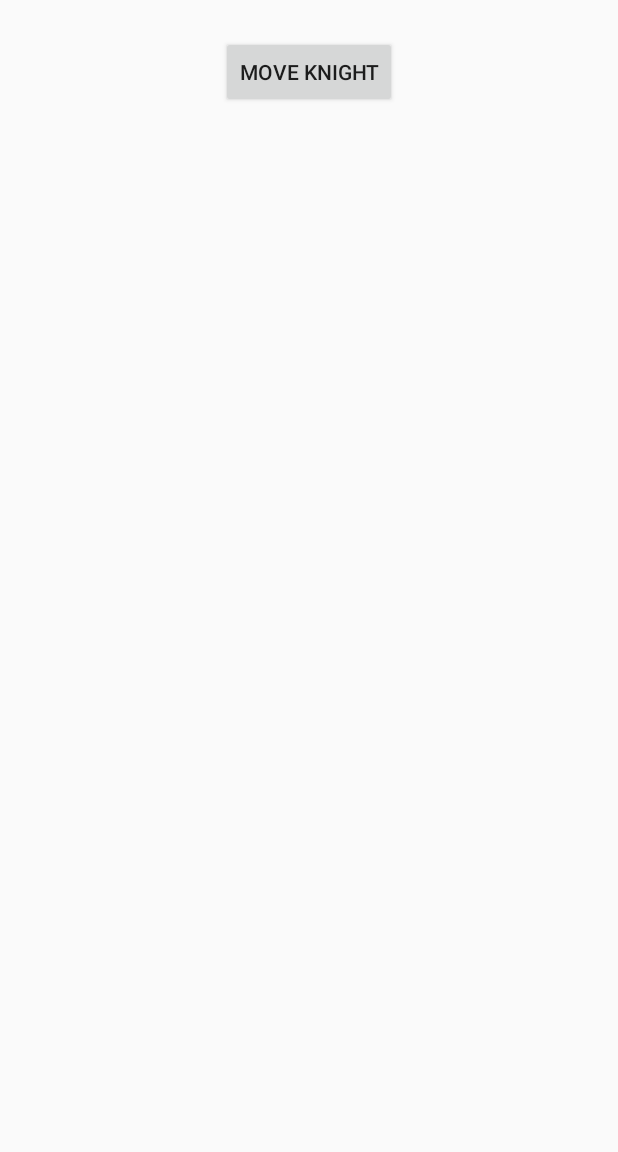
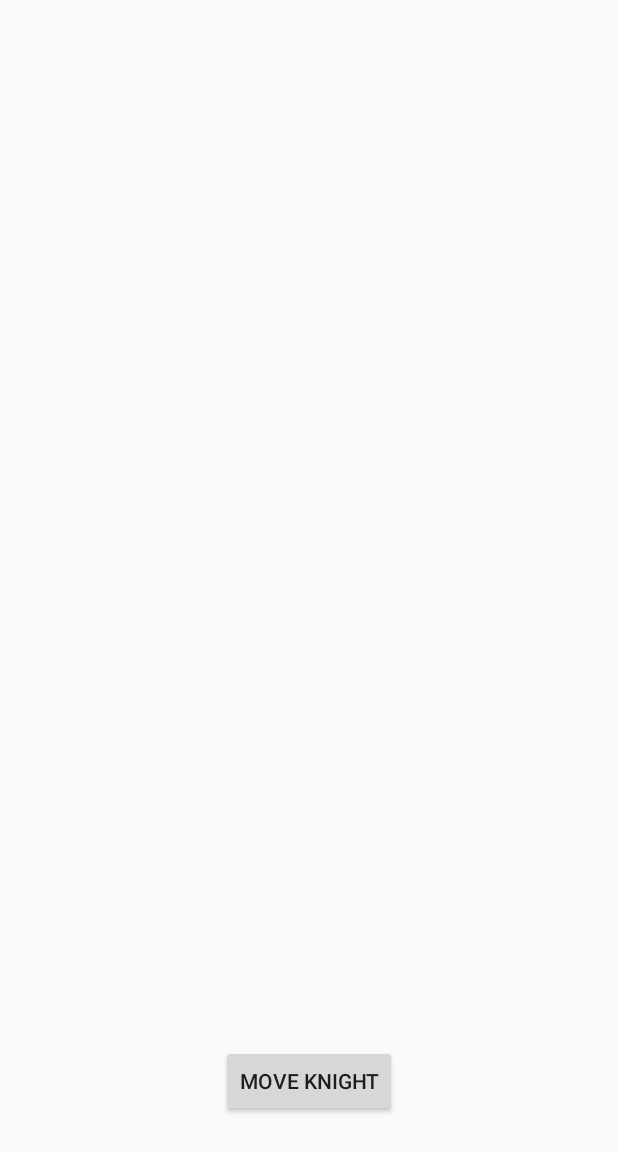
Before and after one commit to JavaCafe01/DailyWarmups, an Android app: the layout activity_knight.xml on its own in the app's theme, with its tools: preview values and no code run, on a phone screen of 412 x 824 dp. Shown: the top 1152 px of the screen. Run offline under Robolectric (Android 15) with nearby library versions, the phone set to English and light mode, and no system bars.

Commit message:
Fixed issue where it crashes with high int as input for star tasks Added rating button Moved Knight button

```diff
--- a/app/src/main/res/layout/activity_knight.xml
+++ b/app/src/main/res/layout/activity_knight.xml
@@ -7,20 +7,13 @@
         android:layout_width="match_parent"
         android:layout_height="match_parent">
 
-        <Button
-            android:id="@+id/button_moveKnight"
+
+        <HorizontalScrollView
+            android:id="@+id/viewmoveKnight"
             android:layout_width="wrap_content"
             android:layout_height="wrap_content"
-            android:layout_alignParentTop="true"
             android:layout_centerHorizontal="true"
-            android:layout_marginTop="24dp"
-            android:text="Move Knight" />
-
-        <HorizontalScrollView
-            android:layout_width="wrap_content"
-            android:layout_height="wrap_content"
-            android:layout_below="@+id/button_moveKnight"
-            android:layout_centerHorizontal="true">
+            android:layout_marginTop="40dp">
 
             <LinearLayout
                 android:layout_width="wrap_content"
@@ -34,6 +27,15 @@
 
             </LinearLayout>
         </HorizontalScrollView>
+
+        <Button
+            android:id="@+id/button_moveKnight"
+            android:layout_width="wrap_content"
+            android:layout_height="wrap_content"
+            android:layout_alignParentBottom="true"
+            android:layout_centerHorizontal="true"
+            android:layout_marginBottom="79dp"
+            android:text="Move Knight" />
     </RelativeLayout>
 
 </LinearLayout>
--- a/app/src/main/res/values/colors.xml
+++ b/app/src/main/res/values/colors.xml
@@ -6,4 +6,5 @@
     <color name="colorBlue">#3380b7</color>
     <color name="colorDarkBlue">#245e87</color>
     <color name="colorBlueAccent">#51aeef</color>
+    <color name="yellow">#ffe30f</color>
 </resources>
```
Also changed, not shown: app/build.gradle (+5 -5 lines), app/src/main/AndroidManifest.xml (+3 -5 lines), app/src/main/java/com/gsnathan/dailywarmups/AboutActivity.java (+24 -1 lines), app/src/main/java/com/gsnathan/dailywarmups/MainActivity.java (+26 -0 lines), app/src/main/java/com/gsnathan/dailywarmups/StarsquareActivity.java (+8 -3 lines), app/src/main/java/com/gsnathan/dailywarmups/StartriangleActivity.java (+7 -3 lines), app/src/main/res/layout/activity_main.xml (+13 -0 lines), 2 other files.
